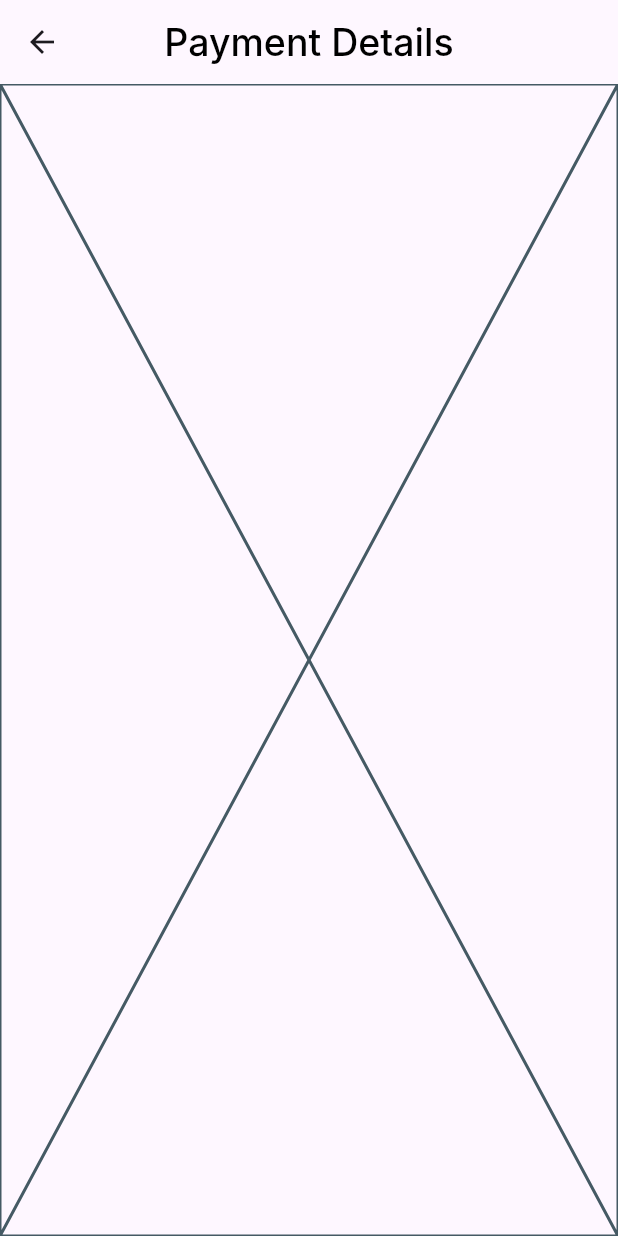
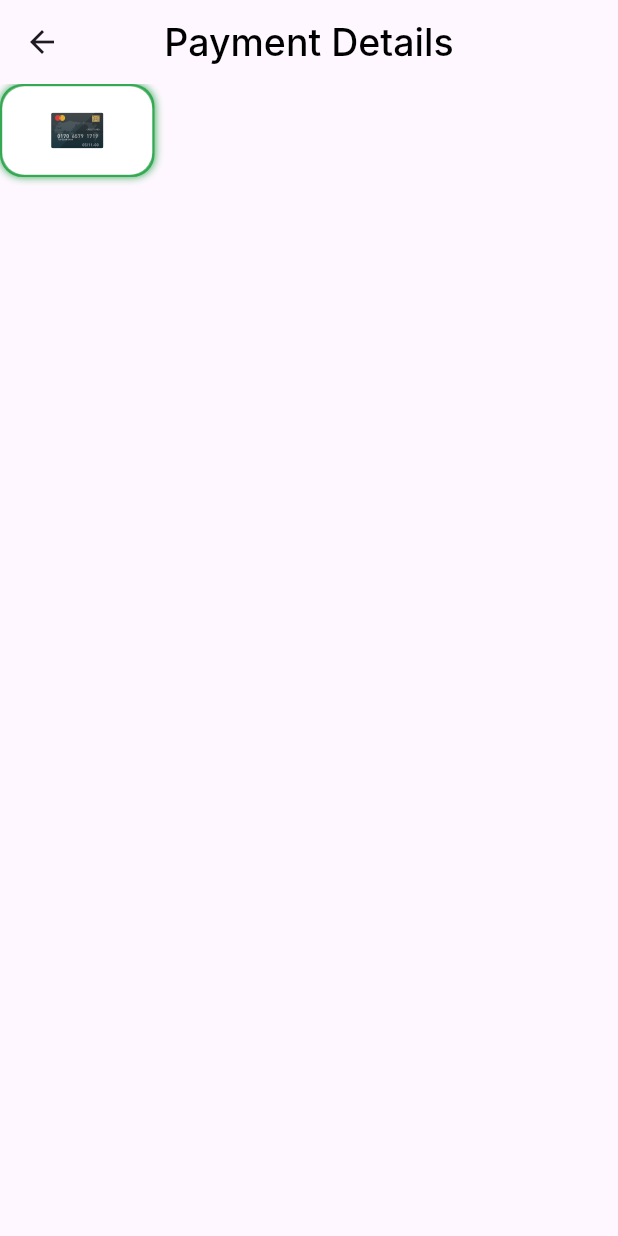
Before and after one commit to Eslamadelelkhouly/payment, a Flutter app: the PaymetDetailsView screen opened directly, on a phone screen of 412 x 824 dp. Run offline on Flutter 3.47's test engine with Material 3 defaults, Android fonts, the phone set to English and light mode, and no system bars; our stand-ins replace flutter_svg; Roboto replaces fonts that are missing (Inter).

Commit message:
add payment method item

```diff
--- a/lib/Features/checkout/presentation/views/widgets/payment_details_view_body.dart
+++ b/lib/Features/checkout/presentation/views/widgets/payment_details_view_body.dart
@@ -1,10 +1,16 @@
 import 'package:flutter/material.dart';
+import 'package:flutter_svg/flutter_svg.dart';
+import 'package:paymentapp/Features/checkout/presentation/views/widgets/paymeny_method_item.dart';
 
 class PaymentDetailsViewBody extends StatelessWidget {
   const PaymentDetailsViewBody({super.key});
 
   @override
   Widget build(BuildContext context) {
-    return const Placeholder();
+    return Column(
+      children: [
+        PaymentMethodItem(),
+      ],
+    );
   }
 }
--- /dev/null
+++ b/lib/Features/checkout/presentation/views/widgets/paymeny_method_item.dart
@@ -0,0 +1,42 @@
+import 'package:flutter/material.dart';
+import 'package:flutter_svg/svg.dart';
+
+class PaymentMethodItem extends StatelessWidget {
+  const PaymentMethodItem({
+    super.key,
+  });
+
+  @override
+  Widget build(BuildContext context) {
+    return Container(
+      width: 103,
+      height: 62,
+      decoration: ShapeDecoration(
+        shape: RoundedRectangleBorder(
+          side: const BorderSide(width: 1.50, color: Color(0xFF34A853)),
+          borderRadius: BorderRadius.circular(15),
+        ),
+        shadows: const [
+          BoxShadow(
+            color: Color(0xFF34A853),
+            blurRadius: 4,
+            offset: Offset(0, 0),
+            spreadRadius: 0,
+          ),
+        ],
+      ),
+      child: Container(
+        decoration: BoxDecoration(
+          color: Colors.white,
+          borderRadius: BorderRadius.circular(15),
+        ),
+        child: Center(
+          child: SvgPicture.asset(
+            'assets/images/visa.svg',
+            height: 24,
+          ),
+        ),
+      ),
+    );
+  }
+}
--- a/pubspec.yaml
+++ b/pubspec.yaml
@@ -35,6 +35,7 @@ dependencies:
   # The following adds the Cupertino Icons font to your application.
   # Use with the CupertinoIcons class for iOS style icons.
   cupertino_icons: ^1.0.8
+  flutter_svg: ^2.0.10+1
 
 dev_dependencies:
   flutter_test:
```
Also changed, not shown: pubspec.lock.
